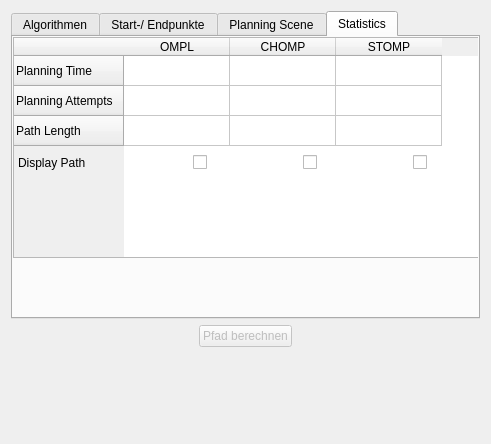
Old version of the form rqt_mypkg/resource/MyPlugin.ui in the repository mounteverset/moveit_path_visualizer.
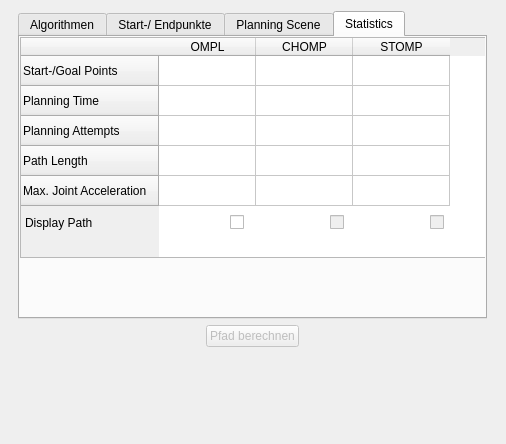
New version of the form.

```diff
--- a/rqt_mypkg/resource/MyPlugin.ui
+++ b/rqt_mypkg/resource/MyPlugin.ui
@@ -6,7 +6,7 @@
    <rect>
     <x>0</x>
     <y>0</y>
-    <width>490</width>
+    <width>506</width>
     <height>444</height>
    </rect>
   </property>
@@ -414,8 +414,13 @@
         </rect>
        </property>
        <attribute name="horizontalHeaderDefaultSectionSize">
-        <number>106</number>
+        <number>97</number>
        </attribute>
+       <row>
+        <property name="text">
+         <string>Start-/Goal Points</string>
+        </property>
+       </row>
        <row>
         <property name="text">
          <string>Planning Time</string>
@@ -431,6 +436,11 @@
          <string>Path Length</string>
         </property>
        </row>
+       <row>
+        <property name="text">
+         <string>Max. Joint Acceleration</string>
+        </property>
+       </row>
        <column>
         <property name="text">
          <string>OMPL</string>
@@ -450,8 +460,8 @@
       <widget class="QCheckBox" name="ompl_display_checkBox">
        <property name="geometry">
         <rect>
-         <x>180</x>
-         <y>110</y>
+         <x>210</x>
+         <y>170</y>
          <width>31</width>
          <height>31</height>
         </rect>
@@ -461,10 +471,13 @@
        </property>
       </widget>
       <widget class="QCheckBox" name="chomp_display_checkBox">
+       <property name="enabled">
+        <bool>false</bool>
+       </property>
        <property name="geometry">
         <rect>
-         <x>290</x>
-         <y>110</y>
+         <x>310</x>
+         <y>170</y>
          <width>31</width>
          <height>31</height>
         </rect>
@@ -474,10 +487,13 @@
        </property>
       </widget>
       <widget class="QCheckBox" name="stomp_display_checkBox">
+       <property name="enabled">
+        <bool>false</bool>
+       </property>
        <property name="geometry">
         <rect>
-         <x>400</x>
-         <y>110</y>
+         <x>410</x>
+         <y>170</y>
          <width>31</width>
          <height>31</height>
         </rect>
@@ -490,7 +506,7 @@
        <property name="geometry">
         <rect>
          <x>0</x>
-         <y>110</y>
+         <y>170</y>
          <width>131</width>
          <height>31</height>
         </rect>
```
Left out of the diff: 23 changed lines with no effect on the pictures.
